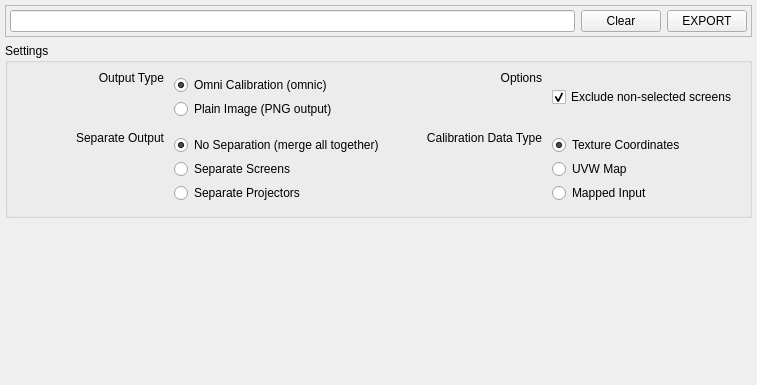
Old version of the form src/app/ui/omni_ui_Export.ui in the repository WilstonOreo/omnidome.
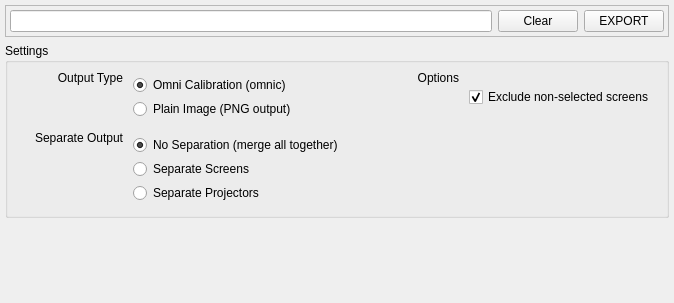
New version of the form. Custom widgets are drawn as their Qt base class.

Commit message: Reintegrated rendering into calibration

Diff of the .ui file:
```diff
--- a/src/app/ui/omni_ui_Export.ui
+++ b/src/app/ui/omni_ui_Export.ui
@@ -6,8 +6,8 @@
    <rect>
     <x>0</x>
     <y>0</y>
-    <width>757</width>
-    <height>385</height>
+    <width>674</width>
+    <height>303</height>
    </rect>
   </property>
   <property name="windowTitle">
@@ -258,22 +258,6 @@
         </layout>
        </widget>
       </item>
-      <item row="1" column="2">
-       <widget class="QLabel" name="lbCalibrationDataType">
-        <property name="sizePolicy">
-         <sizepolicy hsizetype="Expanding" vsizetype="Preferred">
-          <horstretch>0</horstretch>
-          <verstretch>0</verstretch>
-         </sizepolicy>
-        </property>
-        <property name="text">
-         <string>Calibration Data Type</string>
-        </property>
-        <property name="alignment">
-         <set>Qt::AlignRight|Qt::AlignTop|Qt::AlignTrailing</set>
-        </property>
-       </widget>
-      </item>
       <item row="0" column="2">
        <widget class="QLabel" name="lbOptions">
         <property name="sizePolicy">
@@ -290,57 +274,6 @@
         </property>
        </widget>
       </item>
-      <item row="1" column="3">
-       <widget class="QFrame" name="frameCalibrationDataType">
-        <layout class="QVBoxLayout" name="verticalLayout_9">
-         <property name="spacing">
-          <number>4</number>
-         </property>
-         <property name="leftMargin">
-          <number>4</number>
-         </property>
-         <property name="topMargin">
-          <number>4</number>
-         </property>
-         <property name="rightMargin">
-          <number>4</number>
-         </property>
-         <property name="bottomMargin">
-          <number>4</number>
-         </property>
-         <item>
-          <widget class="QRadioButton" name="rbTextureCoordinates">
-           <property name="text">
-            <string>Texture Coordinates</string>
-           </property>
-           <property name="checkable">
-            <bool>true</bool>
-           </property>
-           <property name="checked">
-            <bool>true</bool>
-           </property>
-          </widget>
-         </item>
-         <item>
-          <widget class="QRadioButton" name="rbUVWMap">
-           <property name="text">
-            <string>UVW Map</string>
-           </property>
-           <property name="checked">
-            <bool>false</bool>
-           </property>
-          </widget>
-         </item>
-         <item>
-          <widget class="QRadioButton" name="rbMappedInput">
-           <property name="text">
-            <string>Mapped Input</string>
-           </property>
-          </widget>
-         </item>
-        </layout>
-       </widget>
-      </item>
       <item row="0" column="3">
        <widget class="QFrame" name="frameOptions">
         <property name="sizePolicy">
```
Left out of the diff: 48 changed lines with no effect on the pictures. The commit also changes 16 other files.
